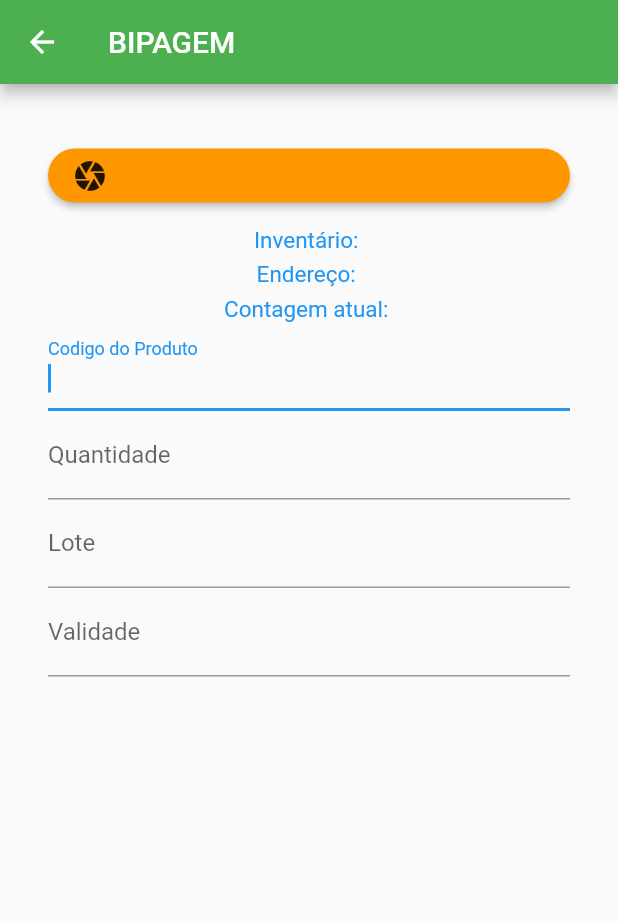
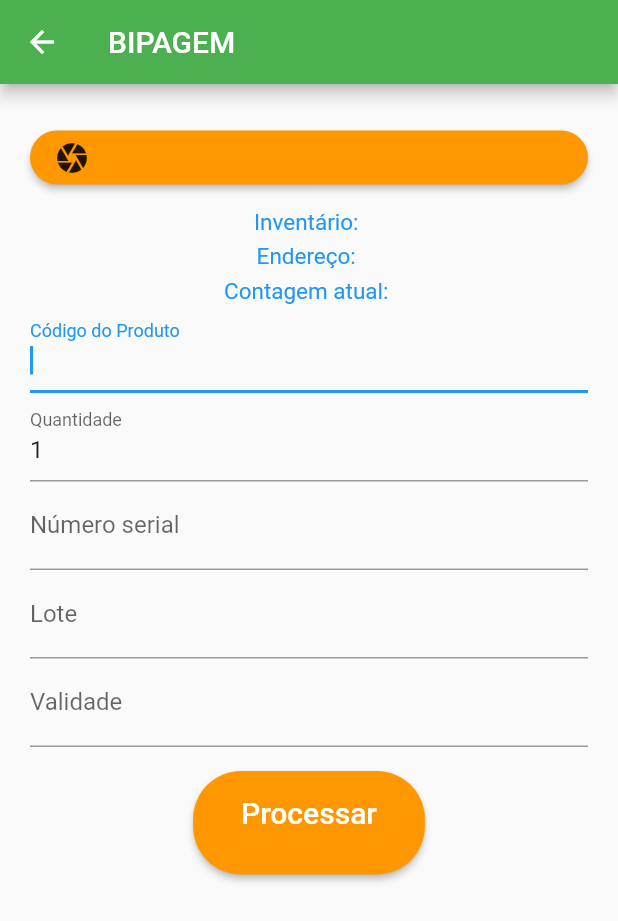
Before and after one commit to hebertholiveira/INV-APP, a Flutter app: the InventarioOperacao screen opened directly with empty values, after a tap on the "camera" icon, on a phone screen of 412 x 824 dp. Shown: the top 921 px of the screen. Run offline on Flutter 3.47's test engine with Material 2 defaults, Android fonts, the phone set to English and light mode, and no system bars; our stand-ins replace sqflite; missing offline and left inert: dart:ffi, flutter_barcode_scanner; accounts and stored records are empty.

Commit message:
Json input item

```diff
--- a/lib/InvetarioOperacao.dart
+++ b/lib/InvetarioOperacao.dart
@@ -1,5 +1,12 @@
+import 'dart:convert';
+import 'dart:ffi';
+
 import 'package:flutter/material.dart';
+import 'package:flutter/services.dart';
 import 'package:flutter_barcode_scanner/flutter_barcode_scanner.dart';
+
+import 'Glob.dart';
+import 'sqliteDao/mBipagem.dart';
 
 class InventarioOperacao extends StatefulWidget {
   String sInvetarioID;
@@ -22,10 +29,14 @@ class _InventarioOperacaoState extends State<InventarioOperacao> {
   var focusNodeQtd = new FocusNode();
   var focusNodeLote = new FocusNode();
   var focusNodeValdiade = new FocusNode();
+  var focusNodeNumeroSerial = new FocusNode();
   TextEditingController _controllerCodigoProduto = TextEditingController();
   TextEditingController _controllerQtdProduto = TextEditingController();
   TextEditingController _controllerLote = TextEditingController();
   TextEditingController _controllerValidade = TextEditingController();
+  TextEditingController _controllerNumeroSerial = TextEditingController();
+  TextEditingController _controllerUnidadeMedida = TextEditingController();
+
 
   startScanner() async
   {
@@ -35,7 +46,43 @@ class _InventarioOperacaoState extends State<InventarioOperacao> {
     setState(() {
       _controllerCodigoProduto.text=barcodeScanRes;
     });
-    print("@SIS "+ barcodeScanRes);
+    _inputBipagem();
+  }
+
+  _inputBipagem()
+  {
+    try{
+    if(_controllerQtdProduto.text == "" )
+    {
+      _controllerQtdProduto.text="1";
+    }
+
+    mBipagem c = new mBipagem();
+    c.codigoproduto=_controllerCodigoProduto.text.trim();
+    c.contagem= int.parse(widget.sContagemAtual);
+    c.enderecoid =int.parse(widget.sEnderecoID);
+    c.inventarioid = int.parse(widget.sInvetarioID.trim());
+    c.lote=_controllerLote.text.trim();
+    c.qtd = int.parse(_controllerQtdProduto.text);
+    c.serie = _controllerNumeroSerial.text.trim();
+    c.ua = null;
+    c.unidadeMedida = _controllerUnidadeMedida.text.trim();
+    c.userID = int.parse(Global.objUser.ID);
+    c.validade=null;
+
+    var mapBipag = c.toJson();
+    var jsonz = json.encode(mapBipag);
+    print("@SYS aqui" + jsonz);
+    } on Exception catch (exception) {
+      setState(() {
+        print("@SYS aqui" + exception.toString()) ;
+      });
+    } catch (error) {
+      setState(() {
+        print("@SYS aqui" + error.toString());
+      });
+    }
+
   }
 
   @override
@@ -49,7 +96,7 @@ class _InventarioOperacaoState extends State<InventarioOperacao> {
       body:  SingleChildScrollView(
         child: Container(
           //  constraints: BoxConstraints(minWidth: 100, maxWidth: 100),
-          padding: EdgeInsets.all(32),
+          padding: EdgeInsets.all(20),
           child: Column(
             children: <Widget>[
               Padding(
@@ -113,18 +160,32 @@ class _InventarioOperacaoState extends State<InventarioOperacao> {
                 controller: _controllerCodigoProduto,
                 keyboardType: TextInputType.text,
                 decoration: InputDecoration(
-                    labelText: "Codigo do Produto"
+                    labelText: "Código do Produto"
                 ),
                 onSubmitted: (String value){
-                  focusNodeQtd.requestFocus();
+                  _inputBipagem();
+                 // focusNodeQtd.requestFocus();
                 },
               ),
               TextField(
                 focusNode: focusNodeQtd,
                 controller: _controllerQtdProduto,
+                keyboardType: TextInputType.number,
+                inputFormatters: <TextInputFormatter>[
+                  FilteringTextInputFormatter.digitsOnly,
+               //   FilteringTextInputFormatter.allow(RegExp(r'[0-9]')),
+                ],
+                decoration: InputDecoration(
+                    labelText: "Quantidade"
+                ),
+
+              ),
+              TextField(
+                focusNode: focusNodeNumeroSerial,
+                controller: _controllerNumeroSerial,
                 keyboardType: TextInputType.text,
                 decoration: InputDecoration(
-                    labelText: "Quantidade"
+                    labelText: "Número serial"
                 ),
 
               ),
@@ -146,7 +207,23 @@ class _InventarioOperacaoState extends State<InventarioOperacao> {
                 ),
 
               ),
-
+              Padding(
+                padding: EdgeInsets.only(top: 16, bottom: 10),
+                child: RaisedButton(
+                  child: Text(
+                    "Processar",
+                    style: TextStyle(color: Colors.white, fontSize: 20),
+                  ),
+                  color: Colors.orange,
+                  padding: EdgeInsets.fromLTRB(32, 16, 32, 30),
+                  shape: RoundedRectangleBorder(
+                      borderRadius: BorderRadius.circular(32)
+                  ),
+                  onPressed: (){
+                    _inputBipagem();
+                  },
+                ),
+              ),
             ],
           ),
         ),
--- a/lib/Login.dart
+++ b/lib/Login.dart
@@ -78,7 +78,7 @@ class _LoginState extends State<Login> {
         });
 
         String _sUrl = await Global().GetUrls(1);
-        print("@SIS "+ _sUrl);
+
           //Recupera dados dos campos
           String email = _controllerEmail.text;
           String senha = _controllerSenha.text;
@@ -109,7 +109,7 @@ class _LoginState extends State<Login> {
               headers: map_headers
           ).timeout(const Duration(seconds: 10));
 
-          print("resposta: " + response.statusCode.toString());
+        //  print("resposta: " + response.statusCode.toString());
           if (response.statusCode.toString() == "401") {
             setState(() {
               _mensagemErro = "Acesso não autorizado";
@@ -126,7 +126,7 @@ class _LoginState extends State<Login> {
 
 
           Map<String, dynamic> retorno = json.decode(response.body);
-          print("@SYS " + retorno["token"].toString());
+         // print("@SYS " + retorno["token"].toString());
 
           Global.objUser.ID = retorno["idusuario"].toString();
           Global.objUser.Token = retorno["token"].toString();
--- /dev/null
+++ b/lib/sqliteDao/mBipagem.dart
@@ -0,0 +1,62 @@
+import 'dart:ffi';
+
+class mBipagem
+{
+  String codigoproduto;
+  int contagem;
+  int enderecoid;
+  int inventarioid;
+  String lote;
+  int qtd;
+  String serie;
+  String ua;
+  String unidadeMedida;
+  int userID;
+  String validade;
+
+  mBipagem(
+      {this.codigoproduto,
+        this.contagem,
+        this.enderecoid,
+        this.inventarioid,
+        this.lote,
+        this.qtd,
+        this.serie,
+        this.ua,
+        this.unidadeMedida,
+        this.userID,
+        this.validade});
+
+  mBipagem.fromJson(Map<String, dynamic> json) {
+    codigoproduto = json['codigoproduto'];
+    contagem = json['contagem'];
+    enderecoid = json['enderecoid'];
+    inventarioid = json['inventarioid'];
+    lote = json['lote'];
+    qtd = json['qtd'];
+    serie = json['serie'];
+    ua = json['ua'];
+    unidadeMedida = json['unidadeMedida'];
+    userID = json['userID'];
+    validade = json['validade'];
+  }
+
+  Map<String, dynamic> toJson() {
+    final Map<String, dynamic> data = new Map<String, dynamic>();
+    data['codigoproduto'] = this.codigoproduto;
+    data['contagem'] = this.contagem;
+    data['enderecoid'] = this.enderecoid;
+    data['inventarioid'] = this.inventarioid;
+    data['lote'] = this.lote;
+    data['qtd'] = this.qtd;
+    data['serie'] = this.serie;
+    data['ua'] = this.ua;
+    data['unidadeMedida'] = this.unidadeMedida;
+    data['userID'] = this.userID;
+    data['validade'] = this.validade;
+    return data;
+  }
+
+
+
+}
```
Also changed, not shown: lib/CallAPI.dart (+18 -0 lines).
